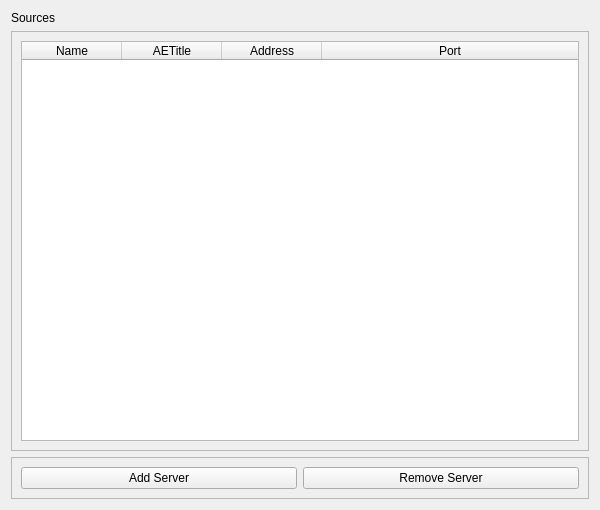
Before: the Qt Designer form Libs/DICOM/Widgets/Resources/UI/ctkDICOMServerNodeWidget.ui in commontk/CTK, drawn with Qt 5.
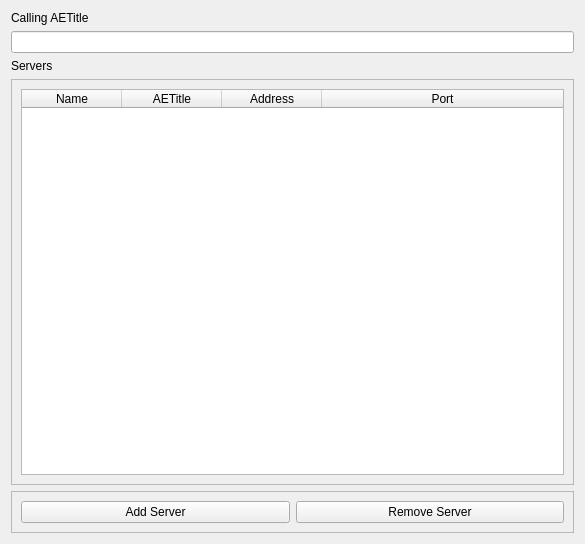
After: the same form once the commit is applied.

Commit message:
Add Calling AE title option for query
Rearrange the GUI to add calling AE title.  Also create
a new setting to save the selected calling AE title.

Diff of the .ui file:
```diff
--- a/Libs/DICOM/Widgets/Resources/UI/ctkDICOMServerNodeWidget.ui
+++ b/Libs/DICOM/Widgets/Resources/UI/ctkDICOMServerNodeWidget.ui
@@ -6,18 +6,28 @@
    <rect>
     <x>0</x>
     <y>0</y>
-    <width>600</width>
-    <height>510</height>
+    <width>585</width>
+    <height>544</height>
    </rect>
   </property>
   <property name="windowTitle">
    <string>Form</string>
   </property>
   <layout class="QVBoxLayout" name="verticalLayout">
+   <item>
+    <widget class="QLabel" name="label_2">
+     <property name="text">
+      <string>Calling AETitle</string>
+     </property>
+    </widget>
+   </item>
+   <item>
+    <widget class="QLineEdit" name="callingAETitle"/>
+   </item>
    <item>
     <widget class="QLabel" name="label">
      <property name="text">
-      <string>Sources</string>
+      <string>Servers</string>
      </property>
     </widget>
    </item>
@@ -31,8 +41,8 @@
        <rect>
         <x>0</x>
         <y>0</y>
-        <width>580</width>
-        <height>414</height>
+        <width>565</width>
+        <height>392</height>
        </rect>
       </property>
       <layout class="QVBoxLayout" name="verticalLayout_2">
```
The commit also changes 3 other files.
